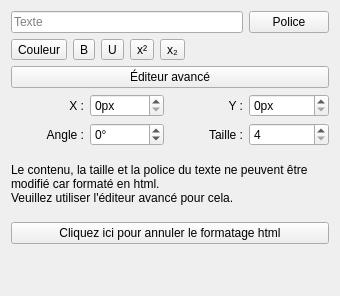
jolinjo/QET, file sources/ui/inditextpropertieswidget.ui: the form before one commit.
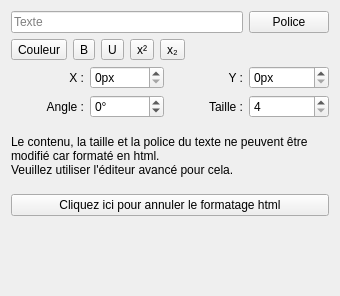
The form after the commit.

The edit to the form file:
```diff
--- a/sources/ui/inditextpropertieswidget.ui
+++ b/sources/ui/inditextpropertieswidget.ui
@@ -103,13 +103,6 @@
      </property>
     </widget>
    </item>
-   <item row="2" column="0" colspan="4">
-    <widget class="QPushButton" name="m_advanced_editor_pb">
-     <property name="text">
-      <string>Éditeur avancé</string>
-     </property>
-    </widget>
-   </item>
    <item row="4" column="2">
     <widget class="QLabel" name="label_4">
      <property name="text">
```
Left out of the diff: 1 changed line with no effect on the pictures.
